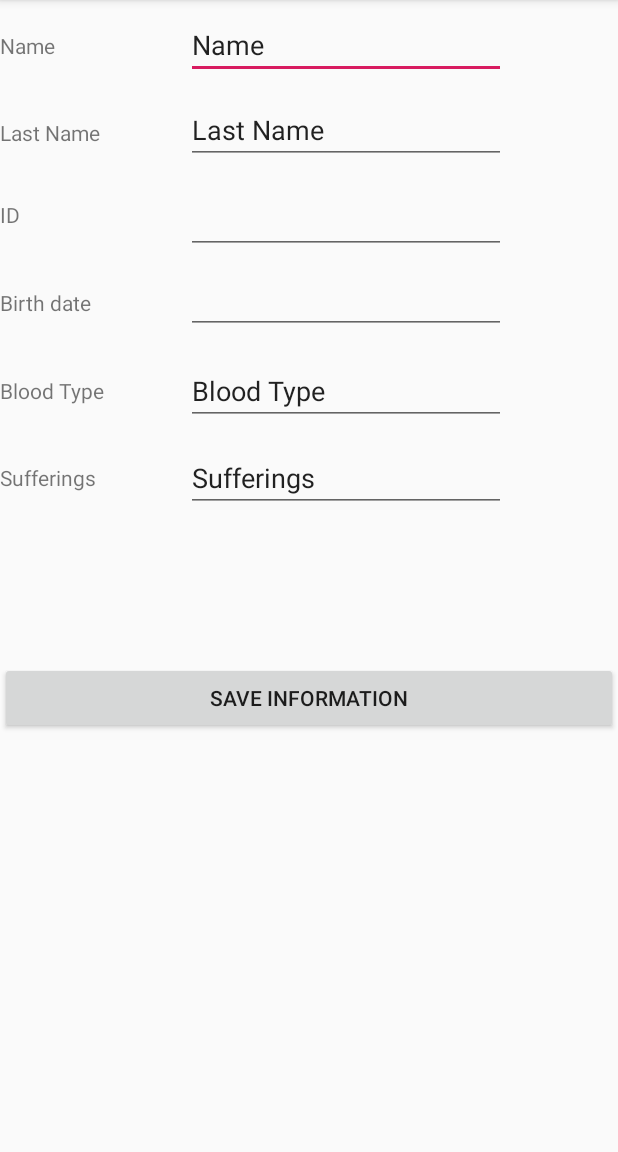
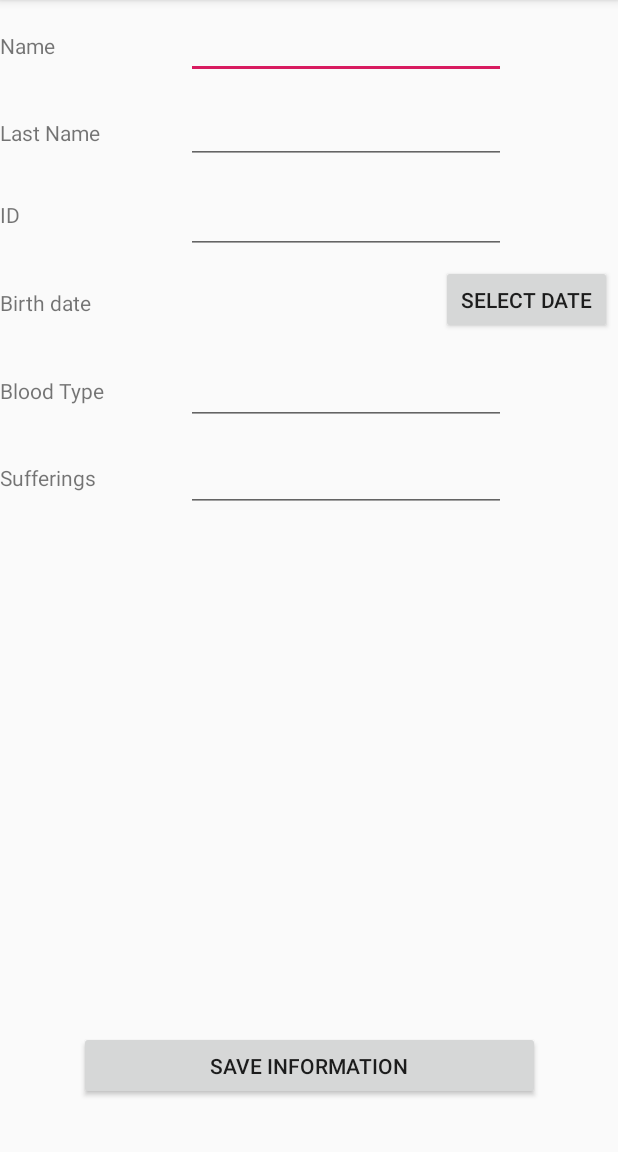
Before and after one commit to Rafa3094/HelpMe, an Android app: the screen it shows after launch (MainActivity), in the side drawer, after a tap on "User Information", on a phone screen of 412 x 824 dp, the part 84-1236 px from its top. Run offline under Robolectric (Android 15) with nearby library versions, the phone set to English and light mode, and no system bars; 2 statements that could not run were skipped.

Commit message:
Add files via upload

```diff
--- a/app/src/main/res/layout/fragment_user_info.xml
+++ b/app/src/main/res/layout/fragment_user_info.xml
@@ -15,7 +15,7 @@
         android:layout_weight="1"
         android:ems="10"
         android:inputType="textPersonName"
-        android:text="@string/myName"
+        android:text=""
         app:layout_constraintBottom_toTopOf="@+id/guideline7"
         app:layout_constraintEnd_toEndOf="parent"
         app:layout_constraintHorizontal_bias="0.0"
@@ -65,7 +65,7 @@
         android:layout_weight="1"
         android:ems="10"
         android:inputType="textPersonName"
-        android:text="@string/myLastName"
+        android:text=""
         app:layout_constraintBottom_toTopOf="@+id/guideline8"
         app:layout_constraintEnd_toEndOf="parent"
         app:layout_constraintHorizontal_bias="0.0"
@@ -107,22 +107,36 @@
         app:layout_constraintTop_toTopOf="@+id/guideline8" />
     />
 
-    <EditText
+    <TextView
         android:id="@+id/myBirthDateBox"
-        android:layout_width="wrap_content"
-        android:layout_height="wrap_content"
+        android:layout_width="127dp"
+        android:layout_height="31dp"
         android:layout_marginTop="8dp"
         android:layout_marginBottom="8dp"
-        android:layout_weight="1"
+        android:contentDescription="mm/dd/year"
         android:ems="10"
         android:inputType="date"
         app:layout_constraintBottom_toTopOf="@+id/guideline10"
         app:layout_constraintEnd_toEndOf="parent"
-        app:layout_constraintHorizontal_bias="0.0"
+        app:layout_constraintHorizontal_bias="0.106"
         app:layout_constraintStart_toStartOf="@+id/guideline6"
         app:layout_constraintTop_toTopOf="@+id/guideline9"
         app:layout_constraintVertical_bias="1.0" />
     />
+
+    <Button
+        android:id="@+id/myBirthDateBtn"
+        android:layout_width="114dp"
+        android:layout_height="46dp"
+        android:layout_marginTop="8dp"
+        android:layout_marginBottom="8dp"
+        android:text="Select Date"
+        app:layout_constraintBottom_toTopOf="@+id/guideline10"
+        app:layout_constraintEnd_toEndOf="parent"
+        app:layout_constraintHorizontal_bias="0.976"
+        app:layout_constraintStart_toStartOf="@+id/guideline6"
+        app:layout_constraintTop_toTopOf="@+id/guideline9"
+        app:layout_constraintVertical_bias="1.0" />
 
     <TextView
         android:id="@+id/lblMyBirthDate"
@@ -165,7 +179,7 @@
         android:layout_weight="1"
         android:ems="10"
         android:inputType="textPersonName"
-        android:text="@string/myBloodType"
+        android:text=""
         app:layout_constraintBottom_toTopOf="@+id/guideline11"
         app:layout_constraintEnd_toEndOf="parent"
         app:layout_constraintHorizontal_bias="0.0"
@@ -182,7 +196,7 @@
         android:layout_weight="1"
         android:ems="10"
         android:inputType="textPersonName"
-        android:text="@string/mySufferings"
+        android:text=""
         app:layout_constraintBottom_toTopOf="@+id/guideline12"
         app:layout_constraintEnd_toEndOf="parent"
         app:layout_constraintHorizontal_bias="0.0"
@@ -208,16 +222,15 @@
 
     <Button
         android:id="@+id/editButton"
-        android:layout_width="match_parent"
-        android:layout_height="wrap_content"
+        android:layout_width="307dp"
+        android:layout_height="46dp"
         android:layout_marginTop="8dp"
         android:text="Save information"
         app:layout_constraintBottom_toBottomOf="parent"
         app:layout_constraintEnd_toEndOf="parent"
-        app:layout_constraintHorizontal_bias="0.0"
         app:layout_constraintStart_toStartOf="parent"
         app:layout_constraintTop_toTopOf="@+id/guideline12"
-        app:layout_constraintVertical_bias="0.237" />
+        app:layout_constraintVertical_bias="0.906" />
     />
 
     <android.support.constraint.Guideline
@@ -268,4 +281,6 @@
         android:layout_height="wrap_content"
         android:orientation="horizontal"
         app:layout_constraintGuide_begin="347dp" />
+
+
 </android.support.constraint.ConstraintLayout>
```
